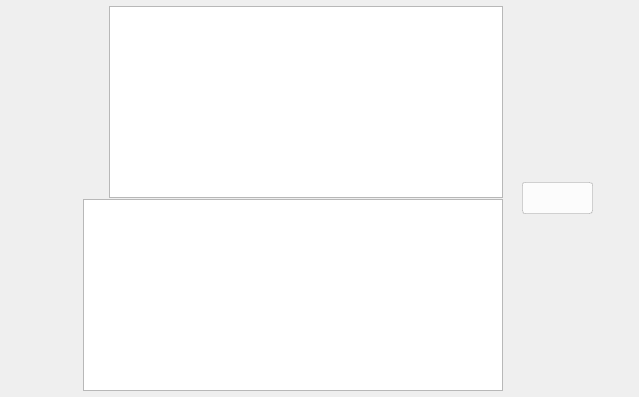
The window that src/MEGASync/stalled_issues/gui/macx/StalledIssueHeader.ui (meganz/MEGAsync) describes before a commit, drawn with Qt 5.
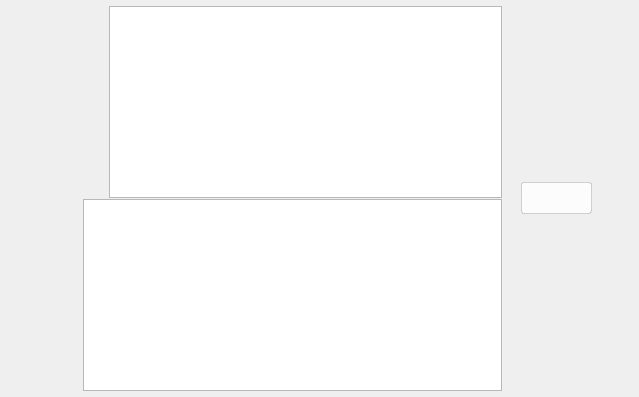
The same window after the commit. Icons and pictures are not drawn. Custom widgets are drawn as their Qt base class.

Diff of the .ui file:
```diff
--- a/src/MEGASync/stalled_issues/gui/macx/StalledIssueHeader.ui
+++ b/src/MEGASync/stalled_issues/gui/macx/StalledIssueHeader.ui
@@ -345,6 +345,9 @@
 }</string>
      </property>
      <layout class="QHBoxLayout" name="horizontalLayout_4">
+      <property name="spacing">
+       <number>0</number>
+      </property>
       <property name="leftMargin">
        <number>0</number>
       </property>
@@ -352,7 +355,7 @@
        <number>0</number>
       </property>
       <property name="rightMargin">
-       <number>0</number>
+       <number>7</number>
       </property>
       <property name="bottomMargin">
        <number>0</number>
```
